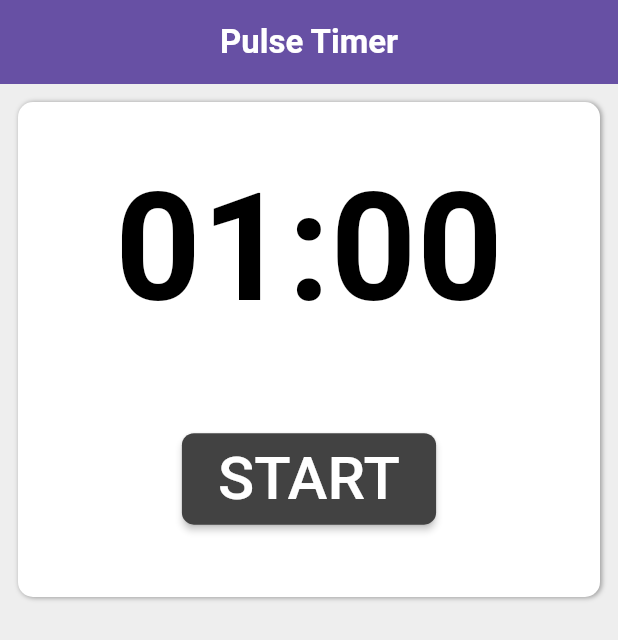
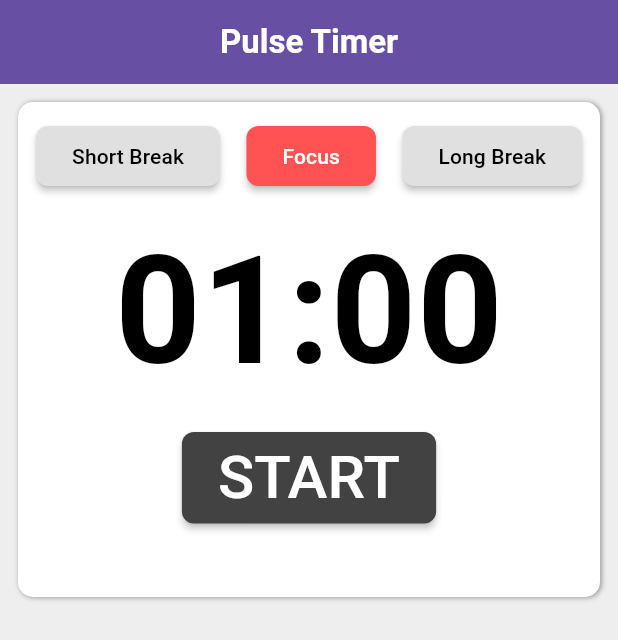
Before and after one commit to Manoj-Karthick/Pulse-Timer, a Flutter app: the screen it shows after launch, on a phone screen of 412 x 824 dp. Shown: the top 640 px of the screen. Run offline on Flutter 3.47's test engine with Material 3 defaults, Android fonts, the phone set to English and light mode, and no system bars; our stand-ins replace bloc, equatable, firebase_auth, firebase_core, flutter_bloc, google_fonts and 1 more; accounts and stored records are empty; generated files the repository leaves out were written again; Roboto replaces fonts that are missing (Dongle).

Commit message:
Completed timer mode switch - timer not synced

```diff
--- a/lib/app.dart
+++ b/lib/app.dart
@@ -1,5 +1,5 @@
 import 'package:flutter/material.dart';
-import 'package:learn_flutter/homepage.dart';
+import 'package:learn_flutter/pages/homepage.dart';
 
 class MyApp extends StatefulWidget {
   const MyApp({super.key});
--- a/lib/homepage.dart
+++ b/lib/pages/homepage.dart
@@ -1,5 +1,6 @@
 import 'package:flutter/material.dart';
 import 'package:learn_flutter/timer/view/timer_page.dart';
+import 'package:learn_flutter/timer_mode/timer_mode.dart';
 
 class HomePage extends StatelessWidget {
   const HomePage({super.key});
@@ -25,7 +26,13 @@ class HomePage extends StatelessWidget {
                 ),
               ],
             ),
-            child: TimerPage(),
+            child: Column(
+              children: [
+                TimerModePage(),
+                SizedBox(height: 30),
+                TimerPage(),
+              ],
+            ),
           ),
         ],
       ),
--- a/lib/view/login_page.dart
+++ b/lib/pages/login_page.dart
@@ -1,6 +1,6 @@
 import 'package:flutter/material.dart';
 import 'package:learn_flutter/View/signup_page.dart';
-import 'package:learn_flutter/homepage.dart';
+import 'package:learn_flutter/pages/homepage.dart';
 import 'package:provider/provider.dart';
 
 import '../providers/auth_provider.dart';
--- a/lib/view/signup_page.dart
+++ b/lib/pages/signup_page.dart
@@ -2,7 +2,7 @@ import 'package:firebase_auth/firebase_auth.dart';
 import 'package:flutter/material.dart';
 import 'package:google_sign_in/google_sign_in.dart';
 import 'package:learn_flutter/View/login_page.dart';
-import 'package:learn_flutter/homepage.dart';
+import 'package:learn_flutter/pages/homepage.dart';
 
 class SignupPage extends StatelessWidget {
   const SignupPage({super.key});
--- a/lib/timer/view/timer_page.dart
+++ b/lib/timer/view/timer_page.dart
@@ -25,6 +25,9 @@ class TimerView extends StatelessWidget {
       mainAxisAlignment: MainAxisAlignment.spaceAround,
       children: [
         TimerText(),
+        SizedBox(
+          height: 30,
+        ),
         Actions(),
       ],
     );
--- a/lib/mode/bloc/mode_bloc.dart
+++ b/lib/timer_mode/bloc/timer_mode_bloc.dart
@@ -1,14 +1,15 @@
 import 'package:bloc/bloc.dart';
 
-part 'mode_event.dart';
-part 'mode_state.dart';
+part 'timer_mode_event.dart';
+part 'timer_mode_state.dart';
 
-class ModeBloc extends Bloc<ModeEvent, ModeState> {
-  ModeBloc() : super(ModeState(mode: TimerMode.focus, duration: 25 * 60)) {
+class TimerModeBloc extends Bloc<TimerModeEvent, TimerModeState> {
+  TimerModeBloc()
+      : super(TimerModeState(mode: TimerMode.focus, duration: 25 * 60)) {
     on<TimerModeChanged>(_onModeChanged);
   }
 
-  void _onModeChanged(TimerModeChanged event, Emitter<ModeState> emit) {
+  void _onModeChanged(TimerModeChanged event, Emitter<TimerModeState> emit) {
     final int newDuration;
     switch (event.mode) {
       case TimerMode.focus:
@@ -18,6 +19,7 @@ class ModeBloc extends Bloc<ModeEvent, ModeState> {
       case TimerMode.longBreak:
         newDuration = 15 * 60;
     }
+
     emit(state.copyWith(mode: event.mode, duration: newDuration));
   }
 }
--- /dev/null
+++ b/lib/timer_mode/bloc/timer_mode_event.dart
@@ -0,0 +1,11 @@
+part of 'timer_mode_bloc.dart';
+
+sealed class TimerModeEvent {
+  const TimerModeEvent();
+}
+
+final class TimerModeChanged extends TimerModeEvent {
+  final TimerMode mode;
+
+  const TimerModeChanged({required this.mode});
+}
--- /dev/null
+++ b/lib/timer_mode/bloc/timer_mode_state.dart
@@ -0,0 +1,19 @@
+part of 'timer_mode_bloc.dart';
+
+class TimerModeState {
+  final TimerMode mode;
+  final int duration;
+
+  const TimerModeState({required this.mode, required this.duration});
+
+  TimerModeState copyWith({TimerMode? mode, int? duration}) {
+    return TimerModeState(
+        mode: mode ?? this.mode, duration: duration ?? this.duration);
+  }
+}
+
+enum TimerMode {
+  focus,
+  shortBreak,
+  longBreak,
+}
--- /dev/null
+++ b/lib/timer_mode/timer_mode.dart
@@ -0,0 +1,2 @@
+export 'bloc/timer_mode_bloc.dart';
+export 'view/timer_mode_page.dart';
--- /dev/null
+++ b/lib/timer_mode/view/timer_mode_page.dart
@@ -0,0 +1,102 @@
+import 'package:flutter/material.dart';
+import 'package:flutter_bloc/flutter_bloc.dart';
+import 'package:learn_flutter/timer_mode/bloc/timer_mode_bloc.dart';
+
+class TimerModePage extends StatelessWidget {
+  const TimerModePage({super.key});
+
+  @override
+  Widget build(BuildContext context) {
+    return BlocProvider(
+      create: (_) => TimerModeBloc(),
+      child: TimerModeView(),
+    );
+  }
+}
+
+class TimerModeView extends StatelessWidget {
+  const TimerModeView({super.key});
+
+  @override
+  Widget build(BuildContext context) {
+    return BlocBuilder<TimerModeBloc, TimerModeState>(
+        builder: (context, state) {
+      return Row(
+        mainAxisAlignment: MainAxisAlignment.spaceBetween,
+        children: [
+          ElevatedButton(
+            onPressed: () {
+              context.read<TimerModeBloc>().add(
+                    TimerModeChanged(mode: TimerMode.shortBreak),
+                  );
+            },
+            child: const Text('Short Break'),
+            style: ElevatedButton.styleFrom(
+              foregroundColor: state.mode == TimerMode.shortBreak
+                  ? Colors.white
+                  : Colors.black,
+              backgroundColor: state.mode == TimerMode.shortBreak
+                  ? Theme.of(context).colorScheme.onSecondary
+                  : Theme.of(context).colorScheme.secondary,
+              // Text color
+              padding: EdgeInsets.symmetric(horizontal: 24, vertical: 2),
+              // Button size
+              shape: RoundedRectangleBorder(
+                borderRadius:
+                    BorderRadius.circular(8), // Adjust border radius here
+              ),
+              elevation: 2,
+            ),
+          ),
+          ElevatedButton(
+            onPressed: () {
+              context.read<TimerModeBloc>().add(
+                    TimerModeChanged(mode: TimerMode.focus),
+                  );
+            },
+            child: const Text('Focus'),
+            style: ElevatedButton.styleFrom(
+              foregroundColor:
+                  state.mode == TimerMode.focus ? Colors.white : Colors.black,
+              backgroundColor: state.mode == TimerMode.focus
+                  ? Theme.of(context).colorScheme.onSecondary
+                  : Theme.of(context).colorScheme.secondary,
+              // Text color
+              padding: EdgeInsets.symmetric(horizontal: 24, vertical: 2),
+              // Button size
+              shape: RoundedRectangleBorder(
+                borderRadius:
+                    BorderRadius.circular(8), // Adjust border radius here
+              ),
+              elevation: 2,
+            ),
+          ),
+          ElevatedButton(
+            onPressed: () {
+              context.read<TimerModeBloc>().add(
+                    TimerModeChanged(mode: TimerMode.longBreak),
+                  );
+            },
+            child: const Text('Long Break'),
+            style: ElevatedButton.styleFrom(
+              foregroundColor: state.mode == TimerMode.longBreak
+                  ? Colors.white
+                  : Colors.black,
+              backgroundColor: state.mode == TimerMode.longBreak
+                  ? Theme.of(context).colorScheme.onSecondary
+                  : Theme.of(context).colorScheme.secondary,
+              // Text color
+              padding: EdgeInsets.symmetric(horizontal: 24, vertical: 2),
+              // Button size
+              shape: RoundedRectangleBorder(
+                borderRadius:
+                    BorderRadius.circular(8), // Adjust border radius here
+              ),
+              elevation: 2,
+            ),
+          ),
+        ],
+      );
+    });
+  }
+}
```
Also changed, not shown: lib/mode/bloc/mode_event.dart (deleted, +0 -17 lines), lib/mode/bloc/mode_state.dart (deleted, +0 -14 lines), lib/mode/view/mode_page.dart (deleted, +0 -24 lines), lib/model/Mode.dart (deleted, +0 -11 lines), lib/modes.dart (deleted, +0 -27 lines), lib/widgets.dart/alert_widgets.dart (deleted, +0 -21 lines), lib/widgets.dart/modes.dart (deleted, +0 -38 lines), lib/widgets.dart/text_widgets.dart (deleted, +0 -49 lines), lib/pages/report_page.dart (renamed from lib/view/report_page.dart), lib/pages/settings_page.dart (renamed from lib/view/settings_page.dart), 2 other files.
